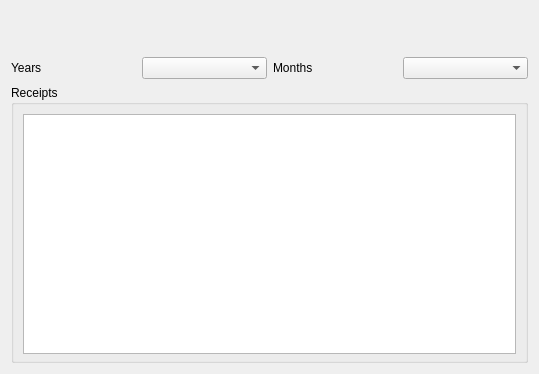
Old version of the form plugins/accountmanagerplugin/ledger/ledgerviewer.ui in the repository FreeHealth/freehealth.
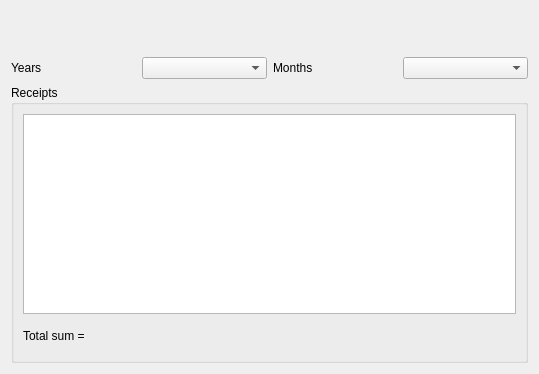
New version of the form.

What changed in the file:
```diff
--- a/plugins/accountmanagerplugin/ledger/ledgerviewer.ui
+++ b/plugins/accountmanagerplugin/ledger/ledgerviewer.ui
@@ -108,11 +108,18 @@
           <property name="minimumSize">
            <size>
             <width>0</width>
-            <height>240</height>
+            <height>200</height>
            </size>
           </property>
          </widget>
         </item>
+        <item row="1" column="0">
+         <widget class="QLabel" name="sumLabel">
+          <property name="text">
+           <string>Total sum = </string>
+          </property>
+         </widget>
+        </item>
        </layout>
       </widget>
      </item>
```
Left out of the diff: 2 changed lines with no effect on the pictures.
